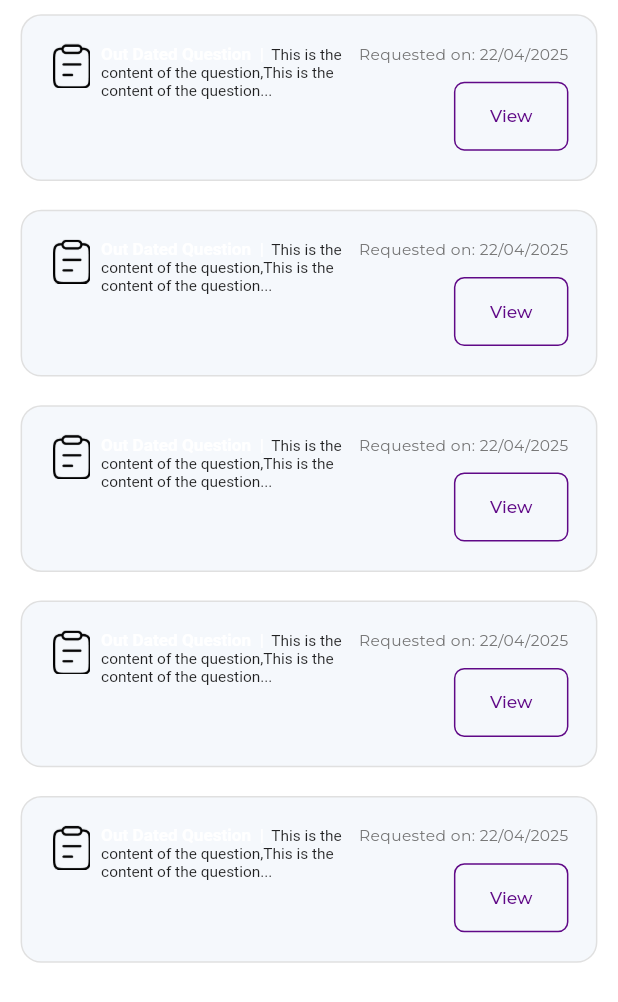
After one commit to keenly-digital/CertEmpire_simulation, a Flutter app: the MyTaskMainView screen opened by its route, on a phone screen of 412 x 824 dp. The commit adds this screen. Shown: the top 1002 px of the screen. Run offline on Flutter 3.47's test engine with Material 3 defaults, Android fonts, the phone set to English and light mode, and no system bars; our stand-ins replace bloc, dio, equatable, flutter_bloc, flutter_screenutil, flutter_svg and 8 more; accounts and stored records are empty; network calls fail.

Commit message:
adding my task views

```diff
--- a/lib/core/res/asset.dart
+++ b/lib/core/res/asset.dart
@@ -10,5 +10,6 @@ class Assets {
   static const String checkEmail = "${Assets.icons}/checkEmail.png";
   static const String caseStudy = "${Assets.icons}/caseStudy.png";
   static const String topic = "${Assets.icons}/topic.png";
+  static const String task = "${Assets.icons}/task.png";
 
 }
--- a/lib/core/routes/app_route.dart
+++ b/lib/core/routes/app_route.dart
@@ -1,5 +1,6 @@
 enum AppRoute {
   simulation,
   report,
-  myRewardMainView
+  myRewardMainView,
+  myTasks
 }
--- a/lib/core/routes/app_router.dart
+++ b/lib/core/routes/app_router.dart
@@ -2,6 +2,7 @@ import 'package:flutter/material.dart';
 import 'package:go_router/go_router.dart';
 
 import '../../src/my_reward/presentation/views/my_reward_main_view.dart';
+import '../../src/my_tasks/presentation/views/my_task_main_veiw.dart';
 import '../../src/report_history/presentation/views/report_main_view.dart';
 import '../../src/simulation/presentation/views/simulation_main_view.dart';
 import 'app_route.dart';
@@ -24,6 +25,10 @@ class AppRouter {
         path: '/myRewardMainView',
         name: AppRoute.myRewardMainView.name,
         builder: (context, state) => MyRewardMainView(),
+      ),  GoRoute(
+        path: '/my_tasks',
+        name: AppRoute.myTasks.name,
+        builder: (context, state) => MyTaskMainView(),
       ),
     ],
     errorBuilder:
--- a/lib/main.dart
+++ b/lib/main.dart
@@ -15,7 +15,8 @@ import 'core/di/dependency_injection.dart';
 import 'core/res/app_strings.dart';
 import 'core/routes/app_router.dart';
 import 'core/shared/widgets/snakbar.dart';
-String? screenName,userId,fileId;
+
+String? screenName, userId, fileId;
 
 void main() async {
   WidgetsFlutterBinding.ensureInitialized();
@@ -38,7 +39,6 @@ class _MyAppState extends State<MyApp> {
   }
 
   void _handleIncomingLink() {
-    print("askldjosijqwiomalskmnmascnaslzsovz;kvsjkDnv;ksdjhv;iasdjbuj");
     final uri = Uri.base;
     final encodedData = uri.queryParameters['data'];
     if (encodedData != null) {
@@ -56,9 +56,7 @@ class _MyAppState extends State<MyApp> {
         print("${AppStrings.fileId} WIOQEUOQWIUEOQWIU");
         print("${AppStrings.userId} WIOQEUOQWIUEOQWIU");
         Snackbar.show("wqioeuqwoiueqw ${data['fileId']}");
-        setState(() {
-
-        });
+        setState(() {});
       } catch (e) {
         debugPrint("Error decoding data: $e");
       }
@@ -84,7 +82,7 @@ class _MyAppState extends State<MyApp> {
             BlocProvider(create: (context) => MyRewardBloc()),
             BlocProvider(create: (context) => SearchCubit()),
           ],
-          child:  MaterialApp.router(
+          child: MaterialApp.router(
             scaffoldMessengerKey: Snackbar.scaffoldMessengerKey,
             debugShowCheckedModeBanner: false,
             title: AppStrings.appName,
@@ -93,7 +91,6 @@ class _MyAppState extends State<MyApp> {
             themeMode: ThemeMode.system,
             routerConfig: AppRouter.router,
           ),
-
         );
       },
     );
--- /dev/null
+++ b/lib/src/my_tasks/data/data_sources/my_task_data_src.dart
@@ -0,0 +1,29 @@
+import '../../../../core/config/api/api_endpoint.dart';
+import '../../../../core/config/api/api_manager.dart';
+import '../../../../core/config/api/api_result.dart';
+import '../../../my_reward/data/models/get_all_reward_data_model.dart';
+
+class MyRewardDataSrc {
+  final ApiManager _apiManager;
+
+  MyRewardDataSrc(this._apiManager);
+
+  Future<ApiResult<APIResponse<GetAllRewardDataModel>>> getUserReward(
+    String userId,
+  ) async {
+    final result = await _apiManager.get(
+      ApiEndpoint.getUserRewards,
+      queryParameters: {'userId': userId},
+    );
+    return result.when(
+      onSuccess:
+          (res) => ApiResult.success(
+            APIResponse.fromJson(
+              res,
+              (data) => GetAllRewardDataModel.fromJson(res),
+            ),
+          ),
+      onFailure: (message) => ApiResult.failure(message),
+    );
+  }
+}
--- /dev/null
+++ b/lib/src/my_tasks/presentation/views/my_task_main_veiw.dart
@@ -0,0 +1,17 @@
+import 'package:flutter/material.dart';
+
+import '../widgets/task_card.dart';
+
+class MyTaskMainView extends StatelessWidget {
+  const MyTaskMainView({super.key});
+
+  @override
+  Widget build(BuildContext context) {
+
+    return Scaffold(
+      body: ListView.builder(itemCount: 5,itemBuilder: (context,index){
+        return TaskCard();
+      }),
+    );
+  }
+}
--- /dev/null
+++ b/lib/src/my_tasks/presentation/widgets/task_card.dart
@@ -0,0 +1,92 @@
+import 'package:certempiree/core/config/theme/app_colors.dart';
+import 'package:certempiree/core/res/asset.dart';
+import 'package:flutter/material.dart';
+import 'package:flutter_screenutil/flutter_screenutil.dart';
+
+class TaskCard extends StatelessWidget {
+  const TaskCard({super.key});
+
+  @override
+  Widget build(BuildContext context) {
+    return Padding(
+      padding: EdgeInsets.symmetric(vertical: 8.h, horizontal: 12.w),
+      child: Container(
+        decoration: BoxDecoration(
+          borderRadius: BorderRadius.circular(12.r),
+          color: const Color(0xFFF5F8FC),
+          border: Border.all(color: Colors.grey.shade300),
+        ),
+        padding: EdgeInsets.all(16.w),
+        child: Row(
+          crossAxisAlignment: CrossAxisAlignment.start,
+          children: [
+            Image.asset(
+              Assets.task,
+              width: 25.w,
+              height: 25.h,
+            ),
+            SizedBox(width: 5.w),
+            Expanded(
+              child: RichText(
+                text: TextSpan(
+                  children: [
+                    TextSpan(
+                      text: 'Out Dated Question  ',
+                      style: TextStyle(
+                        fontSize: 10.sp,
+                        fontWeight: FontWeight.w600,
+                      ),
+                    ),
+                    TextSpan(
+                      text: '|',
+                      style: TextStyle(
+                        fontSize: 10.sp,
+                      ),
+                    ),
+                    TextSpan(
+                      text: '  This is the content of the question,This is the content of the question...',
+                      style: TextStyle(
+                        fontSize: 9.sp,
+                        color: Colors.black87,
+                      ),
+                    ),
+                  ],
+                ),
+              ),
+            ),
+            SizedBox(width: 8.w),
+            Column(
+              crossAxisAlignment: CrossAxisAlignment.end,
+              children: [
+                Text(
+                  "Requested on: 22/04/2025",
+                  style: TextStyle(fontSize: 9.sp, color: Colors.grey[600]),
+                ),
+                SizedBox(height: 8.h),
+                OutlinedButton(
+                  onPressed: () {
+                    // handle navigation
+                  },
+                  style: OutlinedButton.styleFrom(
+                    side: BorderSide(color: AppColors.purple),
+                    shape: RoundedRectangleBorder(
+                      borderRadius: BorderRadius.circular(6.r),
+                    ),
+                  ),
+                  child: Text(
+                    "View",
+                    style: TextStyle(
+                      color: AppColors.purple,
+                      fontWeight: FontWeight.w500,
+                      fontSize: 10.sp,
+                    ),
+                  ),
+                ),
+              ],
+            ),
+          ],
+        ),
+      ),
+    );
+  }
+}
--- a/lib/src/simulation/presentation/bloc/simulation_bloc/simulation_bloc.dart
+++ b/lib/src/simulation/presentation/bloc/simulation_bloc/simulation_bloc.dart
@@ -18,7 +18,6 @@ class SimulationBloc extends Bloc<SimulationEvent, SimulationInitState> {
 
   SimulationBloc() : super(SimulationState()) {
     on<FetchSimulationDataEvent>((_onFetchSimulationData));
-    on<ShowAnswerEvent>((_onChangeAnswer));
   }
 
   Future<void> _onFetchSimulationData(
@@ -27,11 +26,11 @@ class SimulationBloc extends Bloc<SimulationEvent, SimulationInitState> {
   ) async {
     emit((state as SimulationState).copyWith(loading: true, success: false));
     final result = await _simulationRepo.getSimulationData(event.fieldId ?? "");
-LogUtil.debug("${result.isSuccess}asdasd");
-LogUtil.debug("${result.isSuccess}asdasd");
     await result.when(
       onSuccess: (res) async {
-        LogUtil.debug("Simulation-onSuccess........... :${(res.data?.toJson())}");
+        LogUtil.debug(
+          "Simulation-onSuccess........... :${(res.data?.toJson())}",
+        );
 
         if (res.success && res.data != null) {
           emit(
@@ -41,7 +40,6 @@ LogUtil.debug("${result.isSuccess}asdasd");
               success: true,
             ),
           );
-          LogUtil.debug("${(state as SimulationState).simulationData}uwiueoiwueoiqweiou");
         } else {
           emit(
             (state as SimulationState).copyWith(loading: false, success: false),
@@ -57,61 +55,6 @@ LogUtil.debug("${result.isSuccess}asdasd");
     );
   }
 
-  Future<void> _onChangeAnswer(
-    ShowAnswerEvent event,
-    Emitter<SimulationInitState> emit,
-  ) async {
-    final currentState = state;
-
-    if (currentState is SimulationState) {
-      // final simulationData = currentState.simulationData;
-      // if (simulationData == null || simulationData == null) return;
-      //
-      // // Create a new list with updated items
-      // final updatedItems = simulationData.items!.map((item) {
-      //   if (item.topic?.topicItems == null) return item;
-      //
-      //   // Create new topic with updated topic items
-      //   final updatedTopicItems = item.topic!.topicItems!.map((topicItem) {
-      //     if (topicItem.caseStudy?.questions == null) return topicItem;
-      //
-      //     // Create new case study with updated questions
-      //     final updatedQuestions = topicItem.caseStudy!.questions!.asMap().entries.map((entry) {
-      //       final index = entry.key;
-      //       final question = entry.value;
-      //
-      //       // Only update the question at the specified index
-      //       if (event.questionIndex == index) {
-      //         return question.copyWith(
-      //           showAnswer: !(question.showAnswer ?? false),
-      //         );
-      //       }
-      //       return question;
-      //     }).toList();
-      //
-      //     return topicItem.copyWith(
-      //       caseStudy: topicItem.caseStudy?.copyWith(
-      //         questions: updatedQuestions,
-      //       ),
-      //     );
-      //   }).toList();
-      //
-      //   return item.copyWith(
-      //     topic: item.topic?.copyWith(
-      //       topicItems: updatedTopicItems,
-      //     ),
-      //   );
-      // }).toList();
-      //
-      // emit(
-      //   currentState.copyWith(
-      //     simulationData: simulationData.copyWith(
-      //       items: updatedItems,
-      //     ),
-      //   ),
-      // );
-    }
-  }
 
   Future submitQuestionReport(
     SubmitQuestionReportParam submitReportParam,
--- a/lib/src/simulation/presentation/widgets/admin_question_overview.dart
+++ b/lib/src/simulation/presentation/widgets/admin_question_overview.dart
@@ -130,8 +130,6 @@ class _AdminQuestionOverviewWidgetState
                       onPressed: () {
                         setState(() {
                           _showAnswer = !_showAnswer;
-                          print(_showAnswer);
-                          print("sadjiwejioewjfuheruvfvbxnv");
                         });
                         context.read<SimulationBloc>().add(
                           ShowAnswerEvent(questionIndex: widget.questionIndex),
```
Also changed, not shown: assets/icons/task.png (added), lib/src/my_tasks/my_task_depenency.dart (added).
